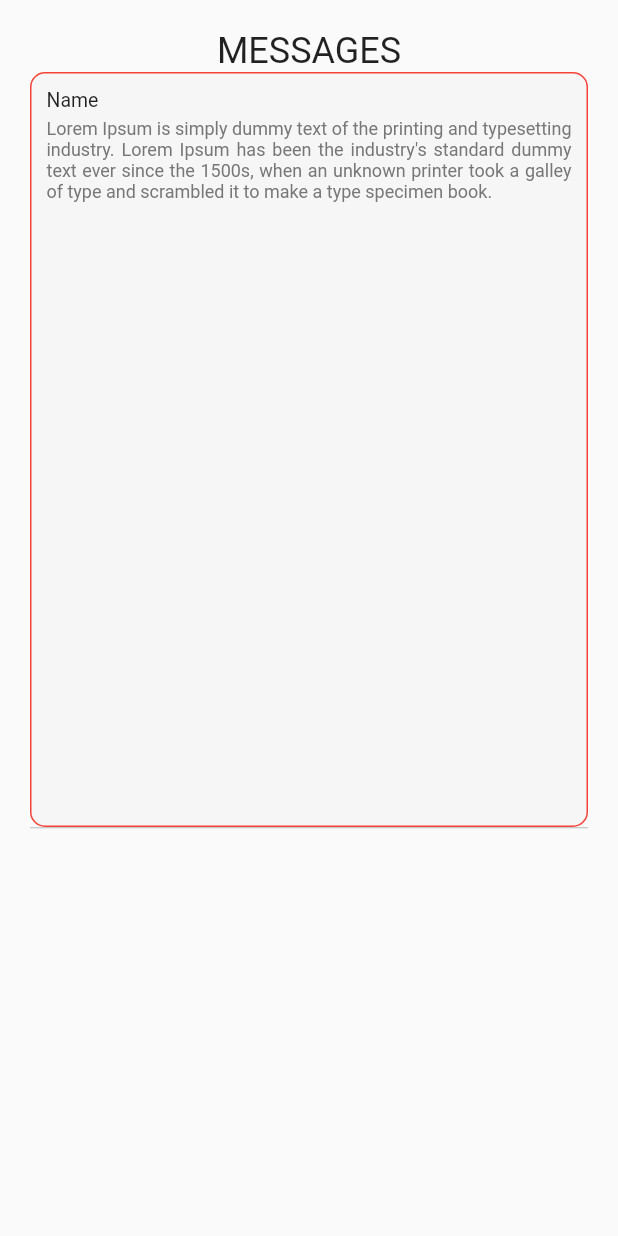
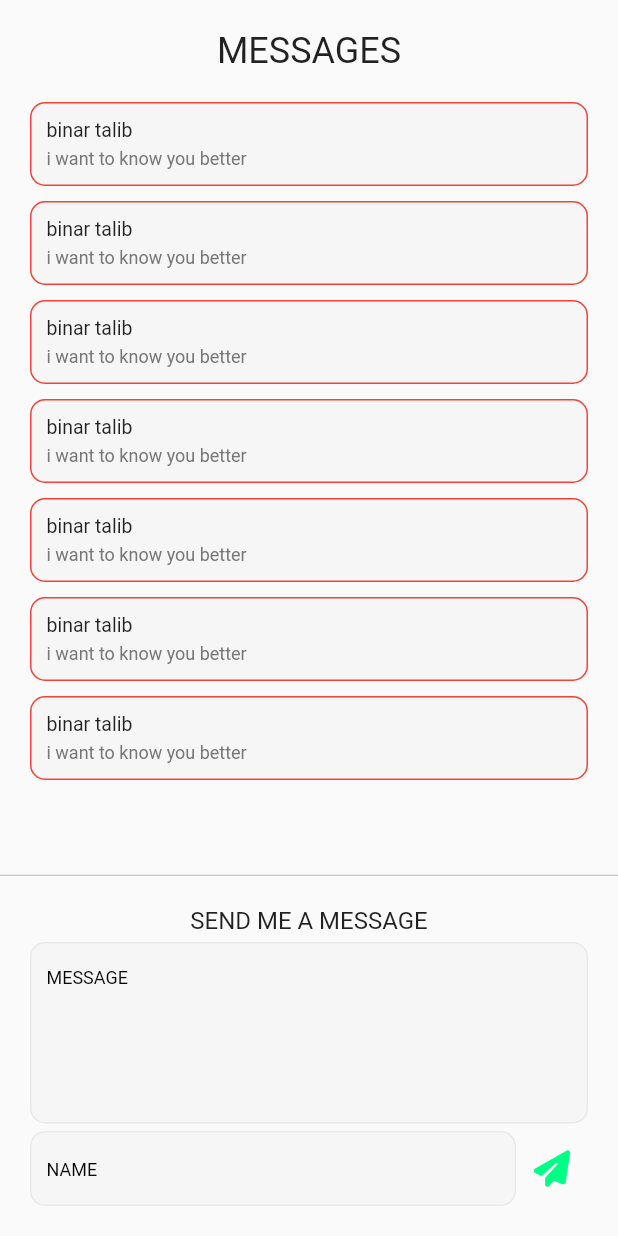
Before and after one commit to binar-talib/my-info-app, a Flutter app: the MessagingScreen screen opened directly, on a phone screen of 412 x 824 dp. Run offline on Flutter 3.47's test engine with Material 2 defaults, Android fonts, the phone set to English and light mode, and no system bars; our stand-ins replace font_awesome_flutter; network calls fail.

Commit message:
added message screen and text fields

```diff
--- /dev/null
+++ b/lib/src/custom_widgets/custom_text_field.dart
@@ -0,0 +1,40 @@
+import 'package:flutter/material.dart';
+
+class CustomTextField extends StatelessWidget {
+  const CustomTextField({
+    Key? key,
+    required this.controller,
+    required this.maxLines,
+    required this.hintText,
+  }) : super(key: key);
+
+  final TextEditingController controller;
+  final int maxLines;
+  final String hintText;
+
+  @override
+  Widget build(BuildContext context) {
+    return Container(
+      padding: const EdgeInsets.symmetric(horizontal: 10.0),
+      decoration: BoxDecoration(
+        color: const Color(0xFFF6F6F6),
+        borderRadius: BorderRadius.circular(10.0),
+        border: Border.all(
+          color: const Color(0xFFE9E9E9),
+        ),
+      ),
+      child: TextField(
+        controller: controller,
+        maxLines: maxLines,
+        decoration: InputDecoration(
+          border: InputBorder.none,
+          hintText: hintText,
+          hintStyle: const TextStyle(
+            color: Colors.black,
+            fontSize: 12.0,
+          ),
+        ),
+      ),
+    );
+  }
+}
--- /dev/null
+++ b/lib/src/custom_widgets/message_bubble.dart
@@ -0,0 +1,47 @@
+import 'package:flutter/material.dart';
+
+class MessageBubble extends StatelessWidget {
+  const MessageBubble({
+    Key? key,
+    required this.name,
+    required this.description,
+  }) : super(key: key);
+  final String name;
+  final String description;
+
+  @override
+  Widget build(BuildContext context) {
+    return Container(
+      margin: const EdgeInsets.only(bottom: 10.0),
+      padding: const EdgeInsets.all(10.0),
+      decoration: BoxDecoration(
+        color: const Color(0xFFF6F6F6),
+        borderRadius: BorderRadius.circular(10.0),
+        border: Border.all(
+          color: Colors.red,
+        ),
+      ),
+      child: Column(
+        crossAxisAlignment: CrossAxisAlignment.start,
+        children: [
+          Text(
+            name,
+            style: const TextStyle(
+              fontSize: 13.0,
+              fontWeight: FontWeight.w400,
+            ),
+          ),
+          const SizedBox(height: 5.0),
+          Text(
+            description,
+            textAlign: TextAlign.justify,
+            style: const TextStyle(
+              fontSize: 12.0,
+              color: Color(0xFF777777),
+            ),
+          ),
+        ],
+      ),
+    );
+  }
+}
--- a/lib/src/screens/messaging_screen.dart
+++ b/lib/src/screens/messaging_screen.dart
@@ -1,52 +1,51 @@
 import 'package:flutter/material.dart';
+import 'package:font_awesome_flutter/font_awesome_flutter.dart';
 
-class MessagingScreen extends StatelessWidget {
+import '../custom_widgets/custom_text_field.dart';
+import '../custom_widgets/message_bubble.dart';
+
+class MessagingScreen extends StatefulWidget {
   const MessagingScreen({Key? key}) : super(key: key);
 
+  @override
+  State<MessagingScreen> createState() => _MessagingScreenState();
+}
+
+class _MessagingScreenState extends State<MessagingScreen> {
+  List<Map<String, dynamic>> messages = [
+    {'name': 'binar talib', 'description': 'i want to know you better'},
+    {'name': 'binar talib', 'description': 'i want to know you better'},
+    {'name': 'binar talib', 'description': 'i want to know you better'},
+    {'name': 'binar talib', 'description': 'i want to know you better'},
+    {'name': 'binar talib', 'description': 'i want to know you better'},
+    {'name': 'binar talib', 'description': 'i want to know you better'},
+    {'name': 'binar talib', 'description': 'i want to know you better'},
+  ];
+  final TextEditingController _nameController = TextEditingController();
+  final TextEditingController _messageController = TextEditingController();
   @override
   Widget build(BuildContext context) {
     return Scaffold(
       body: SafeArea(
-        child: Padding(
-          padding: const EdgeInsets.all(20.0),
         child: Column(
           crossAxisAlignment: CrossAxisAlignment.center,
           children: [
+            const SizedBox(height: 20.0),
             const Text(
               'MESSAGES',
               style: TextStyle(fontSize: 24.0),
             ),
             Expanded(
-                flex: 2,
-                child: Container(
-                  padding: EdgeInsets.all(10.0),
-                  decoration: BoxDecoration(
-                    color: Color(0xFFF6F6F6),
-                    borderRadius: BorderRadius.circular(10.0),
-                    border: Border.all(
-                      color: Colors.red,
-                    ),
-                  ),
-                  child: Column(
-                    crossAxisAlignment: CrossAxisAlignment.start,
-                    children: [
-                      Text(
-                        'Name',
-                        style: TextStyle(
-                          fontSize: 13.0,
-                          fontWeight: FontWeight.w400,
-                        ),
-                      ),
-                      SizedBox(height: 5.0),
-                      Text(
-                        'Lorem Ipsum is simply dummy text of the printing and typesetting industry. Lorem Ipsum has been the industry\'s standard dummy text ever since the 1500s, when an unknown printer took a galley of type and scrambled it to make a type specimen book.',
-                        textAlign: TextAlign.justify,
-                        style: TextStyle(
-                          fontSize: 12.0,
-                          color: Color(0xFF777777),
-                        ),
-                      ),
-                    ],
+              child: Padding(
+                padding: const EdgeInsets.all(20.0),
+                child: ListView.builder(
+                  itemCount: messages.length,
+                  itemBuilder: (context, index) {
+                    return MessageBubble(
+                      name: messages[index]['name'],
+                      description: messages[index]['description'],
+                    );
+                  },
                 ),
               ),
             ),
@@ -54,16 +53,49 @@ class MessagingScreen extends StatelessWidget {
               height: 1.0,
               color: Colors.black26,
             ),
+            Padding(
+              padding: const EdgeInsets.all(20.0),
+              child: Column(
+                mainAxisAlignment: MainAxisAlignment.spaceAround,
+                children: [
+                  const Text(
+                    'SEND ME A MESSAGE',
+                    style: TextStyle(
+                      fontSize: 16.0,
+                      fontWeight: FontWeight.w400,
+                    ),
+                  ),
+                  const SizedBox(height: 5.0),
+                  CustomTextField(
+                    controller: _messageController,
+                    maxLines: 5,
+                    hintText: 'MESSAGE',
+                  ),
+                  const SizedBox(height: 5.0),
+                  Row(
+                    children: [
                       Expanded(
-                flex: 1,
-                child: Container(
-                    //color: Colors.black26,
+                        child: CustomTextField(
+                          controller: _nameController,
+                          maxLines: 1,
+                          hintText: 'NAME',
+                        ),
+                      ),
+                      IconButton(
+                        onPressed: () {},
+                        icon: const FaIcon(
+                          FontAwesomeIcons.solidPaperPlane,
+                          color: Color(0xFF00FF85),
+                        ),
+                      )
+                    ],
+                  ),
+                ],
               ),
             ),
           ],
         ),
       ),
-      ),
     );
   }
 }
```
Lines whose indentation alone changed are shown as unchanged.
